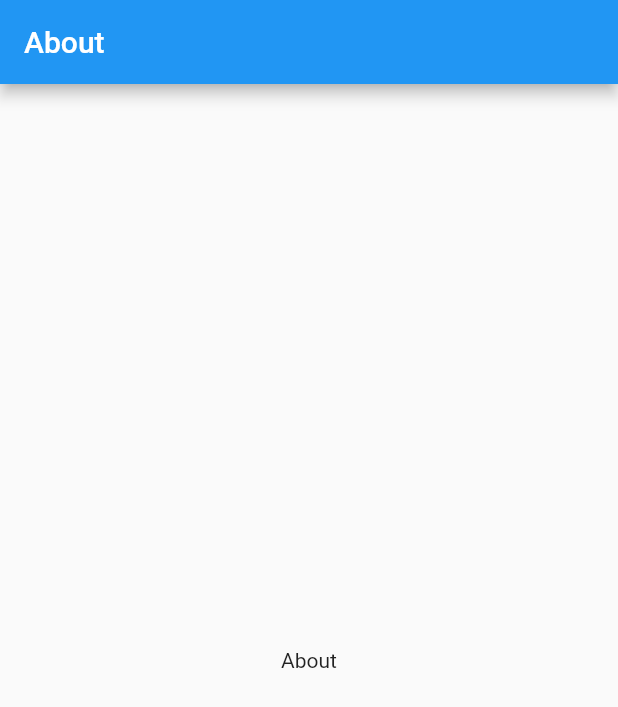
After one commit to luisgar289/AppGetX, a Flutter app: the AboutPage screen opened directly, on a phone screen of 412 x 824 dp. The commit adds this screen. Shown: the top 707 px of the screen. Run offline on Flutter 3.47's test engine with Material 2 defaults, Android fonts, the phone set to English and light mode, and no system bars; our stand-ins replace get.

Commit message:
About Page

```diff
--- /dev/null
+++ b/lib/presenter/controller/about_controller.dart
@@ -0,0 +1,5 @@
+import 'package:get/get.dart';
+
+class AboutPageController extends GetxController{
+  final title = 'About'.obs;
+}
--- a/lib/presenter/controller/camera_controller.dart
+++ /dev/null
@@ -1,5 +0,0 @@
-import 'package:get/get.dart';
-
-class CameraPageController extends GetxController{
-  final title = 'Camera'.obs;
-}
--- a/lib/presenter/controller/settings_controller.dart
+++ /dev/null
@@ -1,5 +0,0 @@
-import 'package:get/get.dart';
-
-class SettingsPageController extends GetxController{
-  final title = 'Settings'.obs;
-}
--- /dev/null
+++ b/lib/presenter/views/about_page.dart
@@ -0,0 +1,18 @@
+import 'package:flutter/material.dart';
+import 'package:get/get.dart';
+import 'package:primerapp/presenter/controller/about_controller.dart';
+
+class AboutPage extends StatelessWidget {
+  const AboutPage({Key? key}) : super(key: key);
+
+  @override
+  Widget build(BuildContext context) {
+    return Scaffold(
+        appBar: AppBar(
+          automaticallyImplyLeading: false,
+          title: const Text('About'),
+        ),
+        body:
+        Center(child: Text(Get.find<AboutPageController>().title.value)));
+  }
+}
--- a/lib/presenter/views/home_page.dart
+++ b/lib/presenter/views/home_page.dart
@@ -20,9 +20,8 @@ class HomePage extends GetView<HomeController> {
             items: const [
               //  BottomNavigationBarItem(icon: Icon(Icons.home), label: 'Home'),
               BottomNavigationBarItem(icon: Icon(Icons.search), label: 'Search'),
-              BottomNavigationBarItem(icon: Icon(Icons.camera), label: 'Camera'),
               BottomNavigationBarItem(icon: Icon(Icons.person), label: 'Profile'),
-              BottomNavigationBarItem(icon: Icon(Icons.settings), label: 'Settings'),
+              BottomNavigationBarItem(icon: Icon(Icons.question_mark), label: 'About'),
             ],
           ),
         ));
--- a/lib/presenter/views/profile_page.dart
+++ b/lib/presenter/views/profile_page.dart
@@ -9,6 +9,7 @@ class ProfilePage extends StatelessWidget {
   Widget build(BuildContext context) {
     return Scaffold(
         appBar: AppBar(
+          automaticallyImplyLeading: false,
           title: const Text('Profile'),
         ),
         body:
--- a/lib/presenter/views/search_page.dart
+++ b/lib/presenter/views/search_page.dart
@@ -9,6 +9,7 @@ class SearchPage extends StatelessWidget {
   Widget build(BuildContext context) {
     return Scaffold(
         appBar: AppBar(
+          automaticallyImplyLeading: false,
           title: const Text('Search'),
         ),
         body:
```
Also changed, not shown: lib/presenter/bindings/app_bindings.dart (+4 -12 lines), lib/presenter/controller/home_screen_controller.dart (+5 -15 lines), lib/presenter/views/camera_page.dart (deleted, +0 -18 lines), lib/presenter/views/settings_page.dart (deleted, +0 -17 lines).
